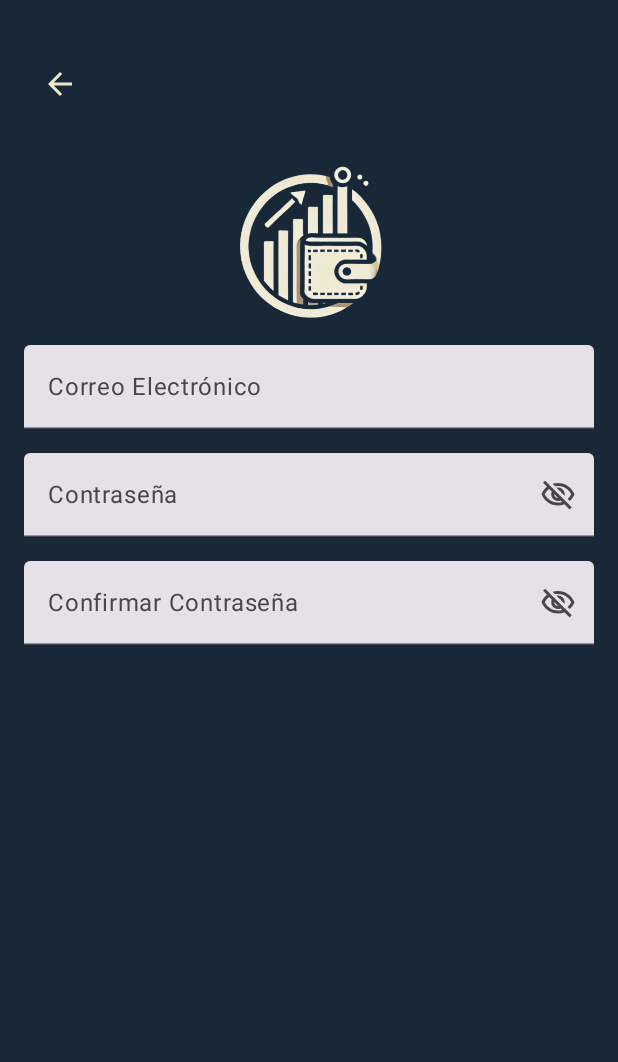
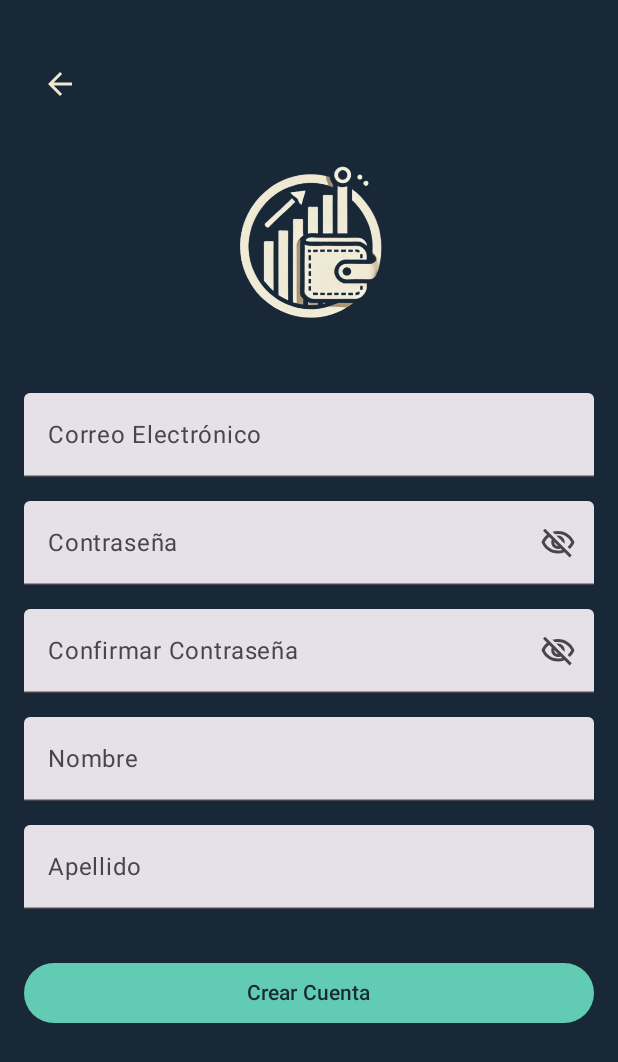
Before and after one commit to ZapatoProgramming/MisFinanzas, an Android app built with Jetpack Compose: the SignUpView screen opened through its navigation route, on a phone screen of 412 x 824 dp. Shown: the top 1062 px of the screen. Run offline under Robolectric (Android 15) with nearby library versions, the phone set to English and light mode, and no system bars; our stand-ins replace Firebase (no records; nobody signed in at launch, a user with empty details on screens opened directly).

Commit message:
registro e inicio de sesión

```diff
--- a/MisFinanzas/app/src/main/java/com/example/misfinanzas/views/login/LoginView.kt
+++ b/MisFinanzas/app/src/main/java/com/example/misfinanzas/views/login/LoginView.kt
@@ -114,7 +114,7 @@ fun LoginView(
             Spacer(modifier = Modifier.height(16.dp))
             Text(
                 text = loginMessage!!,
-                color = if (loginMessage == "Inicio de sesión exitoso.") MaterialTheme.colorScheme.primary else MaterialTheme.colorScheme.error
+                color = if (loginMessage == "Inicio de sesión exitoso.") MaterialTheme.colorScheme.tertiary else MaterialTheme.colorScheme.error
             )
         }
     }
--- a/MisFinanzas/app/src/main/java/com/example/misfinanzas/views/signup/SignUpView.kt
+++ b/MisFinanzas/app/src/main/java/com/example/misfinanzas/views/signup/SignUpView.kt
@@ -14,6 +14,7 @@ import androidx.compose.material.icons.automirrored.filled.ArrowBack
 import androidx.compose.material.icons.outlined.Visibility
 import androidx.compose.material.icons.outlined.VisibilityOff
 import androidx.compose.material3.Button
+import androidx.compose.material3.ButtonDefaults
 import androidx.compose.material3.Icon
 import androidx.compose.material3.IconButton
 import androidx.compose.material3.MaterialTheme
@@ -53,7 +54,8 @@ fun SignUpView(
         horizontalAlignment = Alignment.CenterHorizontally
     ) {
         Column(
-            modifier = Modifier.fillMaxWidth()
+            modifier = Modifier
+                .fillMaxWidth()
                 .padding(top = 16.dp),
             verticalArrangement = Arrangement.Top,
             horizontalAlignment = Alignment.Start
@@ -73,6 +75,8 @@ fun SignUpView(
             contentDescription = "logo", // Descripción para accesibilidad
             modifier = Modifier.size(150.dp) // Tamaño de la imagen
         )
+
+        Spacer(modifier = Modifier.height(32.dp))
 
         // Campo de correo electrónico
         TextField(
@@ -124,5 +128,37 @@ fun SignUpView(
             },
             modifier = Modifier.fillMaxWidth()
         )
+
+        Spacer(modifier = Modifier.height(16.dp))
+
+        TextField(
+            value = signupForm.name,
+            onValueChange = { viewModel.updateName(it) },
+            label = { Text("Nombre") },
+            modifier = Modifier.fillMaxWidth(),
+            singleLine = true
+        )
+
+        Spacer(modifier = Modifier.height(16.dp))
+
+        TextField(
+            value = signupForm.lastName,
+            onValueChange = { viewModel.updateLastName(it) },
+            label = { Text("Apellido") },
+            modifier = Modifier.fillMaxWidth(),
+            singleLine = true
+        )
+
+        Spacer(modifier = Modifier.height(32.dp))
+
+        Button(
+            onClick = { viewModel.signup() },
+            modifier = Modifier.fillMaxWidth(),
+            colors = ButtonDefaults.buttonColors(
+                containerColor = MaterialTheme.colorScheme.secondary
+            )
+        ) {
+            Text("Crear Cuenta")
+        }
     }
 }
```
Also changed, not shown: MisFinanzas/app/src/main/java/com/example/misfinanzas/viewModels/signup/SignUpViewModel.kt (+27 -0 lines).
